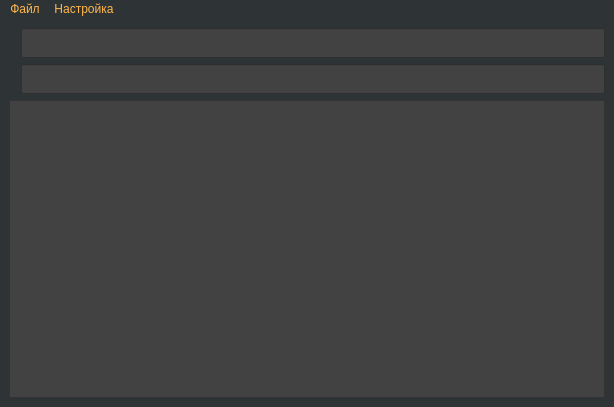
Above: mainwindow.ui from knvmbox/phonebook before the change. Below: the same form after it.
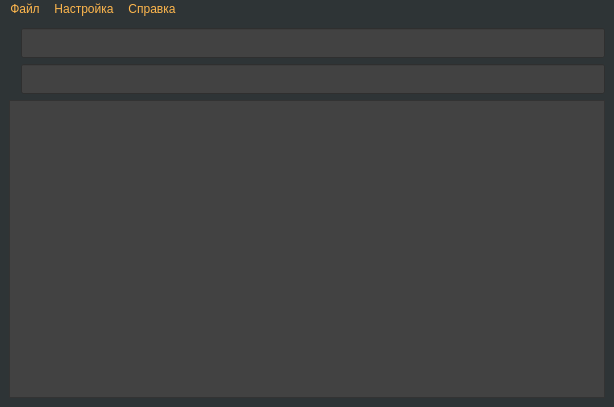
That is the form after the change. Icons and pictures are not drawn.

Commit message: add about dialogs

The edit to the form file:
```diff
--- a/mainwindow.ui
+++ b/mainwindow.ui
@@ -170,8 +170,16 @@
     </property>
     <addaction name="importDataAction"/>
    </widget>
+   <widget class="QMenu" name="menu_2">
+    <property name="title">
+     <string>Справка</string>
+    </property>
+    <addaction name="aboutAction"/>
+    <addaction name="aboutQtAction"/>
+   </widget>
    <addaction name="menu"/>
    <addaction name="settingsMenu"/>
+   <addaction name="menu_2"/>
   </widget>
   <action name="quitAction">
    <property name="text">
```
Left out of the diff: 12 changed lines with no effect on the pictures. The commit also changes 2 other files.
